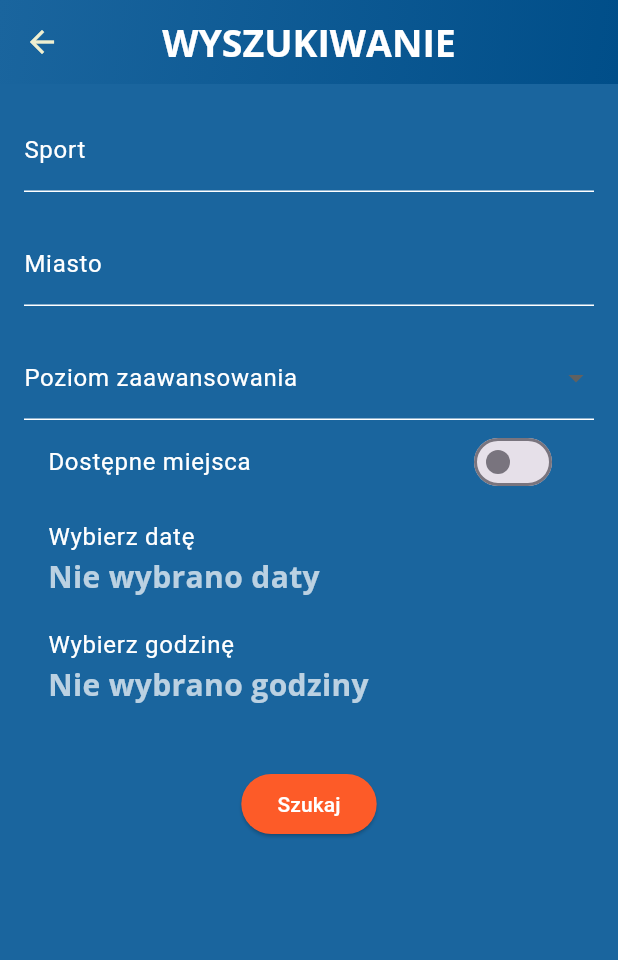
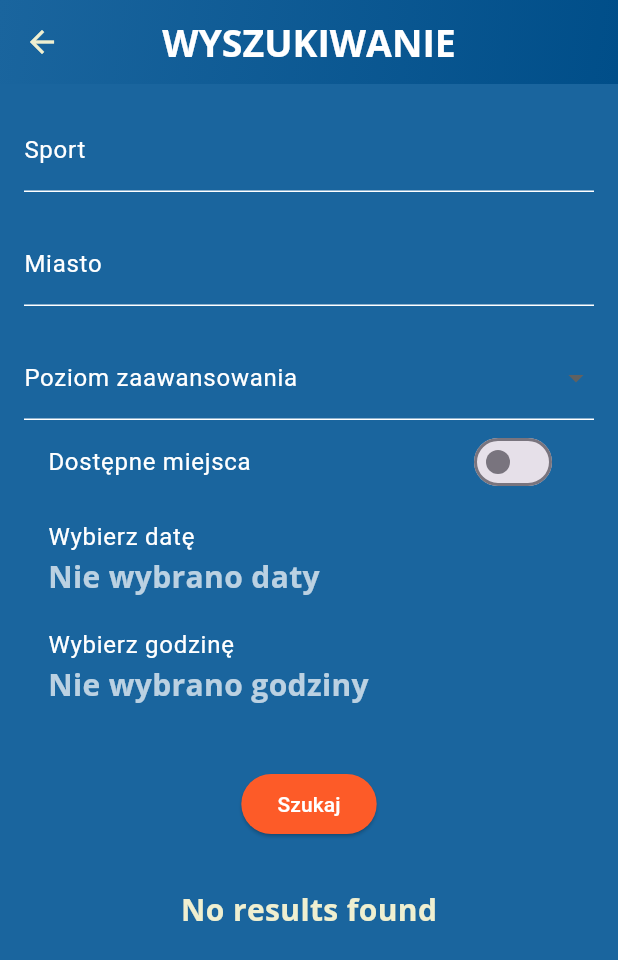
Before and after one commit to LudzCPP/Meetoplay, a Flutter app: the screen it shows once a user with an empty profile is signed in, after a tap on "WYSZUKAJ SPOTKANIE", on a phone screen of 412 x 824 dp. Shown: the top 960 px of the screen. Run offline on Flutter 3.47's test engine with Material 3 defaults, Android fonts, the phone set to English and light mode, and no system bars; our stand-ins replace cloud_firestore, firebase_auth, firebase_core, flutter_map, fluttertoast, google_sign_in and 2 more; accounts and stored records are empty; network calls fail.

Commit message:
diffrent colors for user markers + search meeting logic

```diff
--- a/lib/find_meet_page.dart
+++ b/lib/find_meet_page.dart
@@ -1,3 +1,4 @@
+import 'package:cloud_firestore/cloud_firestore.dart';
 import 'package:flutter/material.dart';
 import 'package:meetoplay/global_variables.dart';
 
@@ -20,6 +21,7 @@ class _FindMeetPageState extends State<FindMeetPage> {
   bool _areFreeSpotsAvailable = false;
   DateTime? _selectedDate;
   TimeOfDay? _selectedTime;
+  Stream<QuerySnapshot>? _meetingsStream;
 
   @override
   Widget build(BuildContext context) {
@@ -129,13 +131,12 @@ class _FindMeetPageState extends State<FindMeetPage> {
               ),
               onTap: _pickTime,
             ),
+
             Padding(
               padding: const EdgeInsets.symmetric(vertical: 32.0),
               child: Center(
                 child: ElevatedButton(
-                  onPressed: () {
-                    // Logika wyszukiwania
-                  },
+                  onPressed: searchMeetings,
                   style: ButtonStyle(
                     backgroundColor:
                         MaterialStateProperty.all(specialActionButtonColor),
@@ -144,6 +145,33 @@ class _FindMeetPageState extends State<FindMeetPage> {
                   child: const Text('Szukaj'),
                 ),
               ),
+            ),
+
+             StreamBuilder<QuerySnapshot>(
+              stream: _meetingsStream,
+              builder: (context, snapshot) {
+                if (snapshot.connectionState == ConnectionState.waiting) {
+                  return const CircularProgressIndicator();
+                }
+                if (snapshot.hasError) {
+                  return Text('Error: ${snapshot.error}');
+                }
+                if (snapshot.hasData) {
+                  return ListView(
+                    shrinkWrap: true,
+                    children: snapshot.data!.docs.map((DocumentSnapshot document) {
+                      Map<String, dynamic> data = document.data()! as Map<String, dynamic>;
+                      return ListTile(
+                        title: Text(data['eventName'],
+                          style: const TextStyle(color: Colors.white),),
+                        subtitle: Text(data['userId'],
+                          style: const TextStyle(color: Colors.white70),),
+                      );
+                    }).toList(),
+                  );
+                }
+                return const Text('No results found');
+              },
             ),
           ],
         ),
@@ -159,9 +187,11 @@ class _FindMeetPageState extends State<FindMeetPage> {
       lastDate: DateTime(2025),
     );
     if (pickedDate != null && pickedDate != _selectedDate) {
+
       setState(() {
         _selectedDate = pickedDate;
       });
+
     }
   }
 
@@ -177,6 +207,29 @@ class _FindMeetPageState extends State<FindMeetPage> {
     }
   }
 
+  void searchMeetings() {
+    Query query = FirebaseFirestore.instance.collection('meetings');
+    if (_sportController.text.isNotEmpty) {
+      query = query.where('sport', isEqualTo: _sportController.text);
+    }
+    if (_cityController.text.isNotEmpty) {
+      query = query.where('city', isEqualTo: _cityController.text);
+    }
+    if (_selectedLevel != null) {
+      query = query.where('level', isEqualTo: _selectedLevel);
+    }
+    if (_areFreeSpotsAvailable) {
+      query = query.where('spotsAvailable', isEqualTo: true);
+    }
+    if (_selectedDate != null) {
+      query = query.where('date', isEqualTo: "${_selectedDate!.day}/${_selectedDate!.month}/${_selectedDate!.year}");
+    }
+
+    setState(() {
+      _meetingsStream = query.snapshots();
+    });
+  }
+
   @override
   void dispose() {
     _sportController.dispose();
--- a/lib/global_variables.dart
+++ b/lib/global_variables.dart
@@ -3,8 +3,10 @@ import 'package:flutter/material.dart';
 import 'package:flutter_map/flutter_map.dart';
 import 'package:latlong2/latlong.dart';
 import 'package:flutter/material.dart';
+import 'package:meetoplay/models/meetings.dart';
 
 List<Marker> globalMarkers = [];
+List<Meeting> globalMeetings = [];
 
 const orange = Color(0xffff6b35);
 const pink = Color(0xfff7c59f);
--- a/lib/services/database.dart
+++ b/lib/services/database.dart
@@ -12,7 +12,7 @@ class DatabaseService{
 
 Future updateMeeting(String eventName, double latitude, double longitude, String date) async {
   return await meetingsCollection.doc().set({
-    'user_id': uid,
+    'userId': uid,
     'eventName': eventName,
     'location': {
       'latitude': latitude,
--- a/lib/wrapper.dart
+++ b/lib/wrapper.dart
@@ -6,6 +6,7 @@ import 'package:cloud_firestore/cloud_firestore.dart';
 import 'package:flutter_map/flutter_map.dart';
 import 'package:latlong2/latlong.dart';
 import 'package:meetoplay/main.dart'; // Ensure navigatorKey is defined here
+import 'package:meetoplay/models/meetings.dart';
 import 'global_variables.dart';
 import 'meet_marker.dart';
 
@@ -38,21 +39,31 @@ class AuthWrapper extends StatelessWidget {
 
             // Fetch user-specific data from Firestore and update global markers
             return StreamBuilder<QuerySnapshot>(
-              stream: FirebaseFirestore.instance.collection('meetings').where('user_id', isEqualTo: user.uid).snapshots(),
+              //stream: FirebaseFirestore.instance.collection('meetings').where('userId', isEqualTo: user.uid).snapshots(),
+              stream: FirebaseFirestore.instance.collection('meetings').snapshots(),
               builder: (context, snapshot) {
                 if (snapshot.hasData) {
                   globalMarkers.clear(); // Clear existing markers before updating
                   for (var doc in snapshot.data!.docs) {
                     var data = doc.data() as Map<String, dynamic>;
-                    LatLng position = LatLng(data['location']['latitude'], data['location']['longitude']);
-                    globalMarkers.add(MeetMarker(
-                      location: position,
+                    LatLng location = LatLng(data['location']['latitude'], data['location']['longitude']);
+                    globalMeetings.add(Meeting(location: location, date: data['date'], eventName: data['eventName'], userId: data['userId']));
+                    if(data['userId']==user.uid){ globalMarkers.add(MeetMarker(
+                      location: location,
+                      eventDescription: "Event at ${data['date']}",
+                      color: Colors.red, // Example: dynamic color based on data
+                      eventTitle: data['eventName'],
+                    ));}
+                    else{
+                       globalMarkers.add(MeetMarker(
+                      location: location,
                       eventDescription: "Event at ${data['date']}",
                       color: Colors.blue, // Example: dynamic color based on data
                       eventTitle: data['eventName'],
                     ));
+                    }
                   }
-                  return const HomePage(); // Or any widget that uses globalMarkers
+                  return const HomePage();
                 } else if (snapshot.hasError) {
                   return Scaffold(
                     body: Center(
```
